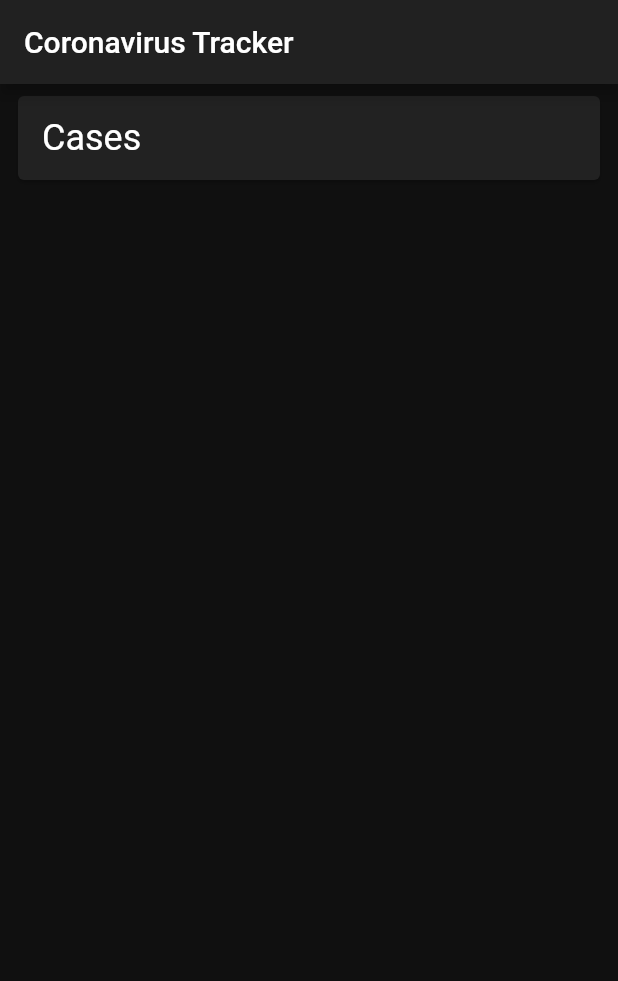
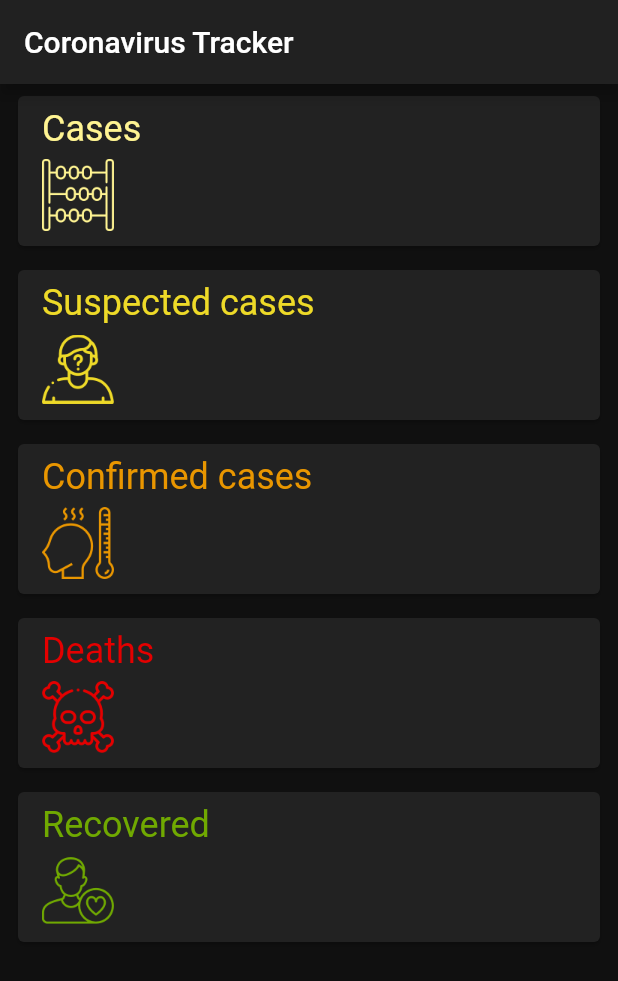
Before and after one commit to sharpsan/coronavirus_tracker_flutter, a Flutter app: the screen it shows after launch, on a phone screen of 412 x 824 dp. Shown: the top 981 px of the screen. Run offline on Flutter 3.47's test engine with Material 2 defaults, Android fonts, the phone set to English and light mode, and no system bars; network calls fail.

Commit message:
finish section
finish section: Loading data from multiple endpoints and polishing the UI

```diff
--- /dev/null
+++ b/lib/app/repositories/endpoints_data.dart
@@ -0,0 +1,16 @@
+import 'package:coronavirus_rest_api_flutter_course/app/services/api.dart';
+import 'package:flutter/foundation.dart';
+
+class EndpointsData {
+  EndpointsData({@required this.values});
+  final Map<Endpoint, int> values;
+  int get cases => values[Endpoint.cases];
+  int get casesSuspected => values[Endpoint.casesSuspected];
+  int get casesConfirmed => values[Endpoint.casesConfirmed];
+  int get deaths => values[Endpoint.deaths];
+  int get recovered => values[Endpoint.recovered];
+
+  @override
+  String toString() =>
+      'cases: $cases, suspected: $casesSuspected, confirmed: $casesConfirmed, deaths: $deaths, recovered: $recovered';
+}
--- a/lib/app/ui/dashboard.dart
+++ b/lib/app/ui/dashboard.dart
@@ -1,4 +1,5 @@
 import 'package:coronavirus_rest_api_flutter_course/app/repositories/data_repository.dart';
+import 'package:coronavirus_rest_api_flutter_course/app/repositories/endpoints_data.dart';
 import 'package:coronavirus_rest_api_flutter_course/app/services/api.dart';
 import 'package:coronavirus_rest_api_flutter_course/app/ui/endpoint_card.dart';
 import 'package:flutter/material.dart';
@@ -10,12 +11,12 @@ class Dashboard extends StatefulWidget {
 }
 
 class _DashboardState extends State<Dashboard> {
-  int _cases;
+  EndpointsData _endpointsData;
 
   Future<void> _updateData() async {
     final dataRepository = Provider.of<DataRepository>(context, listen: false);
-    final cases = await dataRepository.getEndpointData(Endpoint.cases);
-    setState(() => _cases = cases);
+    final endpointsData = await dataRepository.getAllEndpointData();
+    setState(() => _endpointsData = endpointsData);
   }
 
   @override
@@ -34,10 +35,13 @@ class _DashboardState extends State<Dashboard> {
         onRefresh: _updateData,
         child: ListView(
           children: <Widget>[
-            EndpointCard(
-              endpoint: Endpoint.cases,
-              value: _cases,
-            ),
+            for (var endpoint in Endpoint.values)
+              EndpointCard(
+                endpoint: endpoint,
+                value: _endpointsData != null
+                    ? _endpointsData.values[endpoint]
+                    : null,
+              ),
           ],
         ),
       ),
--- a/lib/app/ui/endpoint_card.dart
+++ b/lib/app/ui/endpoint_card.dart
@@ -1,34 +1,67 @@
 import 'package:coronavirus_rest_api_flutter_course/app/services/api.dart';
 import 'package:flutter/material.dart';
+
+class EndpointCardData {
+  final String title;
+  final String assetName;
+  final Color color;
+
+  EndpointCardData(this.title, this.assetName, this.color);
+}
 
 class EndpointCard extends StatelessWidget {
   const EndpointCard({Key key, this.endpoint, this.value}) : super(key: key);
   final Endpoint endpoint;
   final int value;
 
+  static Map<Endpoint, EndpointCardData> _cardsData = {
+    Endpoint.cases:
+        EndpointCardData('Cases', 'assets/count.png', Color(0xFFFFF492)),
+    Endpoint.casesSuspected: EndpointCardData(
+        'Suspected cases', 'assets/suspect.png', Color(0xFFEEDA28)),
+    Endpoint.casesConfirmed: EndpointCardData(
+        'Confirmed cases', 'assets/fever.png', Color(0xFFE99600)),
+    Endpoint.deaths:
+        EndpointCardData('Deaths', 'assets/death.png', Color(0xFFE40000)),
+    Endpoint.recovered:
+        EndpointCardData('Recovered', 'assets/patient.png', Color(0xFF70A901)),
+  };
+
   @override
   Widget build(BuildContext context) {
+    final cardData = _cardsData[endpoint];
     return Padding(
-      padding: const EdgeInsets.symmetric(
-        horizontal: 8.0,
-        vertical: 4.0,
-      ),
+      padding: const EdgeInsets.symmetric(horizontal: 8.0, vertical: 4.0),
       child: Card(
         child: Padding(
-          padding: const EdgeInsets.symmetric(
-            horizontal: 16.0,
-            vertical: 8.0,
-          ),
-          child: Row(
-            mainAxisAlignment: MainAxisAlignment.spaceBetween,
+          padding: const EdgeInsets.symmetric(horizontal: 16.0, vertical: 8.0),
+          child: Column(
+            crossAxisAlignment: CrossAxisAlignment.start,
             children: <Widget>[
               Text(
-                'Cases',
-                style: Theme.of(context).textTheme.headline,
+                cardData.title,
+                style: Theme.of(context)
+                    .textTheme
+                    .headline
+                    .copyWith(color: cardData.color),
               ),
-              Text(
-                value?.toString() ?? '',
-                style: Theme.of(context).textTheme.display1,
+              SizedBox(height: 4),
+              SizedBox(
+                height: 52,
+                child: Row(
+                  mainAxisAlignment: MainAxisAlignment.spaceBetween,
+                  crossAxisAlignment: CrossAxisAlignment.center,
+                  children: <Widget>[
+                    Image.asset(cardData.assetName, color: cardData.color),
+                    Text(
+                      value?.toString() ?? '',
+                      style: Theme.of(context).textTheme.display1.copyWith(
+                            color: cardData.color,
+                            fontWeight: FontWeight.w500,
+                          ),
+                    ),
+                  ],
+                ),
               ),
             ],
           ),
--- a/pubspec.yaml
+++ b/pubspec.yaml
@@ -14,7 +14,7 @@ description: A new Flutter project.
 version: 1.0.0+1
 
 environment:
-  sdk: ">=2.1.0 <3.0.0"
+  sdk: ">=2.2.2 <3.0.0"
 
 dependencies:
   flutter:
@@ -46,6 +46,8 @@ flutter:
   # assets:
   #  - images/a_dot_burr.jpeg
   #  - images/a_dot_ham.jpeg
+  assets:
+    - assets/
 
   # An image asset can refer to one or more resolution-specific "variants", see
   # https://flutter.dev/assets-and-images/#resolution-aware.
```
Also changed, not shown: lib/app/repositories/data_repository.dart (+41 -8 lines), assets/2.0x/count.png (added), assets/2.0x/death.png (added), assets/2.0x/fever.png (added), assets/2.0x/patient.png (added), assets/2.0x/suspect.png (added), assets/3.0x/count.png (added), assets/3.0x/death.png (added), assets/3.0x/fever.png (added), assets/3.0x/patient.png (added), assets/3.0x/suspect.png (added), assets/count.png (added), assets/death.png (added), assets/fever.png (added), 2 more files.
